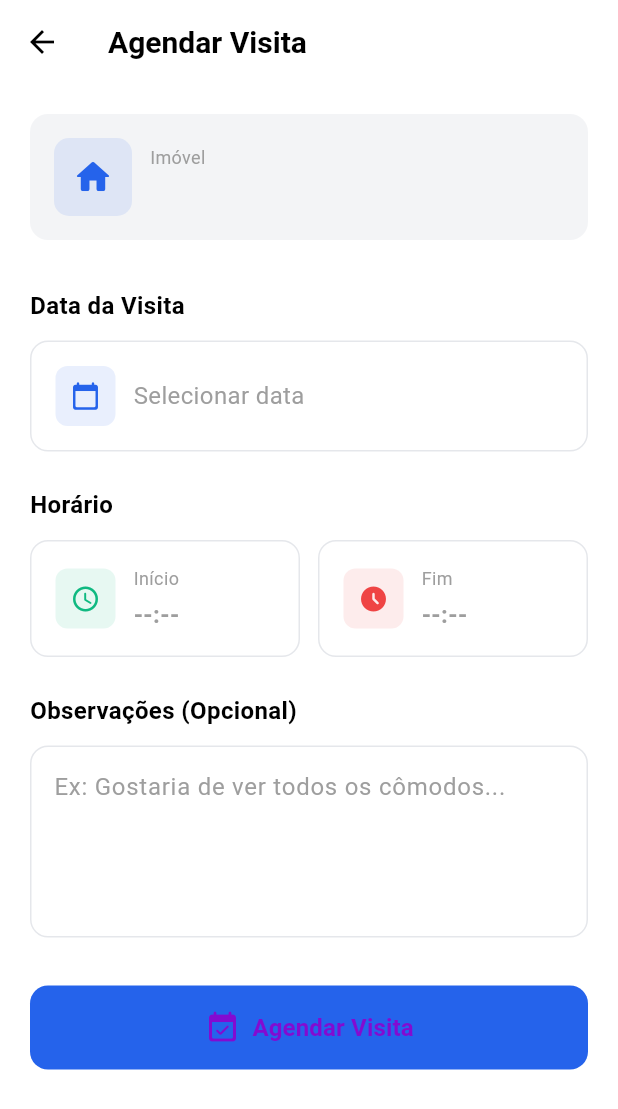
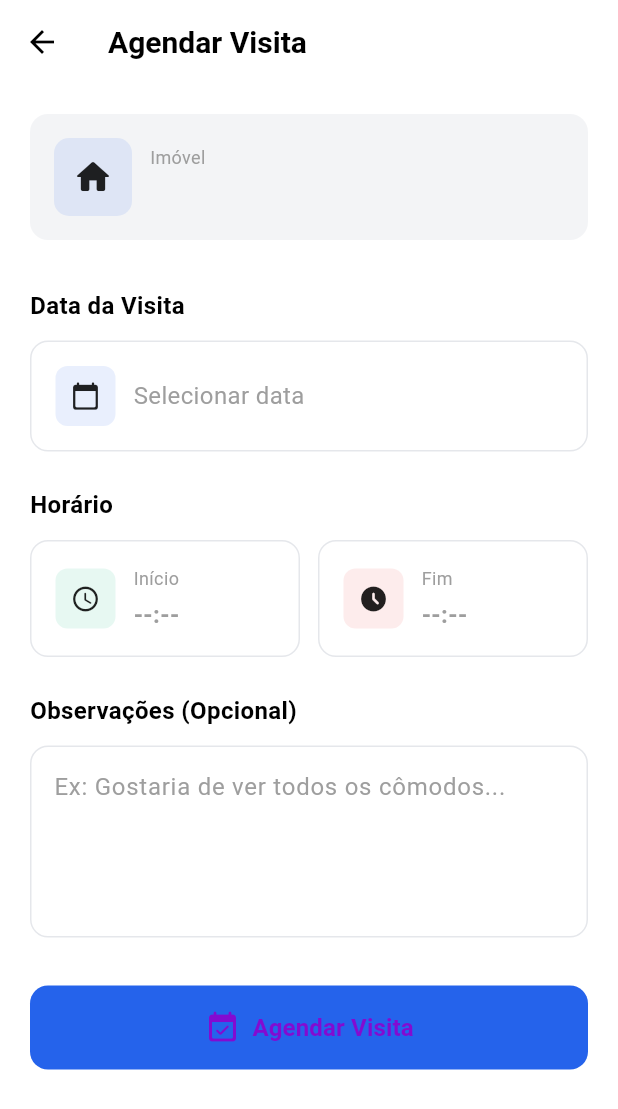
Before and after one commit to Ivany23/smarthproperty787, a Flutter app: the CriarMarcacaoScreen screen opened directly with empty values, on a phone screen of 412 x 824 dp. Shown: the top 1109 px of the screen. Run offline on Flutter 3.47's test engine with Material 3 defaults, Android fonts, the phone set to English and light mode, and no system bars; our stand-ins replace camera, dotted_line, equatable, google_maps_flutter, image_picker, shared_preferences and 1 more; accounts and stored records are empty.

```diff
--- a/lib/features/home/presentation/views/criar_marcacao_screen.dart
+++ b/lib/features/home/presentation/views/criar_marcacao_screen.dart
@@ -242,7 +242,7 @@ class _CriarMarcacaoScreenState extends State<CriarMarcacaoScreen> {
                     ),
                     child: const Icon(
                       Icons.home_rounded,
-                      color: Color(0xFF2563EB),
+                      color: Colors.black87,
                       size: 28,
                     ),
                   ),
@@ -298,7 +298,7 @@ class _CriarMarcacaoScreenState extends State<CriarMarcacaoScreen> {
                       ),
                       child: const Icon(
                         Icons.calendar_today_rounded,
-                        color: Color(0xFF2563EB),
+                        color: Colors.black87,
                         size: 20,
                       ),
                     ),
@@ -348,7 +348,7 @@ class _CriarMarcacaoScreenState extends State<CriarMarcacaoScreen> {
                             ),
                             child: const Icon(
                               Icons.access_time_rounded,
-                              color: Color(0xFF10B981),
+                              color: Colors.black87,
                               size: 20,
                             ),
                           ),
@@ -403,7 +403,7 @@ class _CriarMarcacaoScreenState extends State<CriarMarcacaoScreen> {
                             ),
                             child: const Icon(
                               Icons.access_time_filled_rounded,
-                              color: Color(0xFFEF4444),
+                              color: Colors.black87,
                               size: 20,
                             ),
                           ),
```
Also changed, not shown: lib/features/home/presentation/views/minhas_marcacoes_screen.dart (+10 -14 lines).
